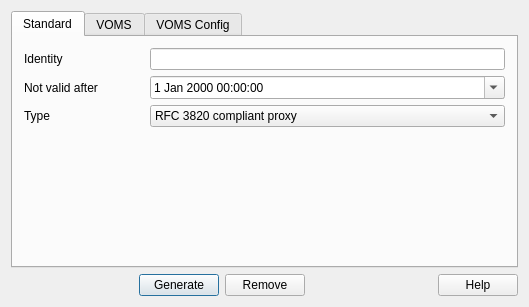
jonaslindemann/arc-gui-clients, file src/common/proxywindow.ui: the form before one commit.
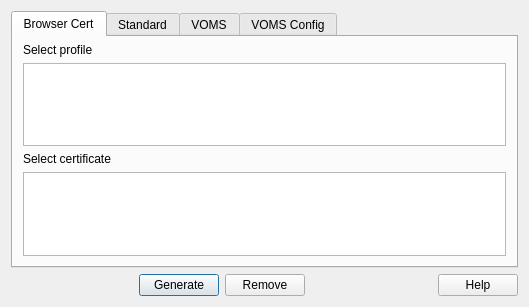
The form after the commit.

Patch:
```diff
--- a/src/common/proxywindow.ui
+++ b/src/common/proxywindow.ui
@@ -36,6 +36,53 @@
        <property name="currentIndex">
         <number>0</number>
        </property>
+       <widget class="QWidget" name="tab_3">
+        <attribute name="title">
+         <string>Browser Cert</string>
+        </attribute>
+        <layout class="QVBoxLayout" name="verticalLayout_9">
+         <property name="leftMargin">
+          <number>10</number>
+         </property>
+         <property name="topMargin">
+          <number>6</number>
+         </property>
+         <property name="rightMargin">
+          <number>10</number>
+         </property>
+         <property name="bottomMargin">
+          <number>10</number>
+         </property>
+         <item>
+          <layout class="QVBoxLayout" name="verticalLayout_5">
+           <item>
+            <layout class="QVBoxLayout" name="verticalLayout_8">
+             <item>
+              <widget class="QLabel" name="NSSProfileLabel">
+               <property name="text">
+                <string>Select profile</string>
+               </property>
+              </widget>
+             </item>
+             <item>
+              <widget class="QListWidget" name="NSSProfileList"/>
+             </item>
+            </layout>
+           </item>
+           <item>
+            <widget class="QLabel" name="NSSCertListLabel">
+             <property name="text">
+              <string>Select certificate</string>
+             </property>
+            </widget>
+           </item>
+           <item>
+            <widget class="QListWidget" name="NSSCertList"/>
+           </item>
+          </layout>
+         </item>
+        </layout>
+       </widget>
        <widget class="QWidget" name="standardProxyTab">
         <attribute name="title">
          <string>Standard</string>
```
